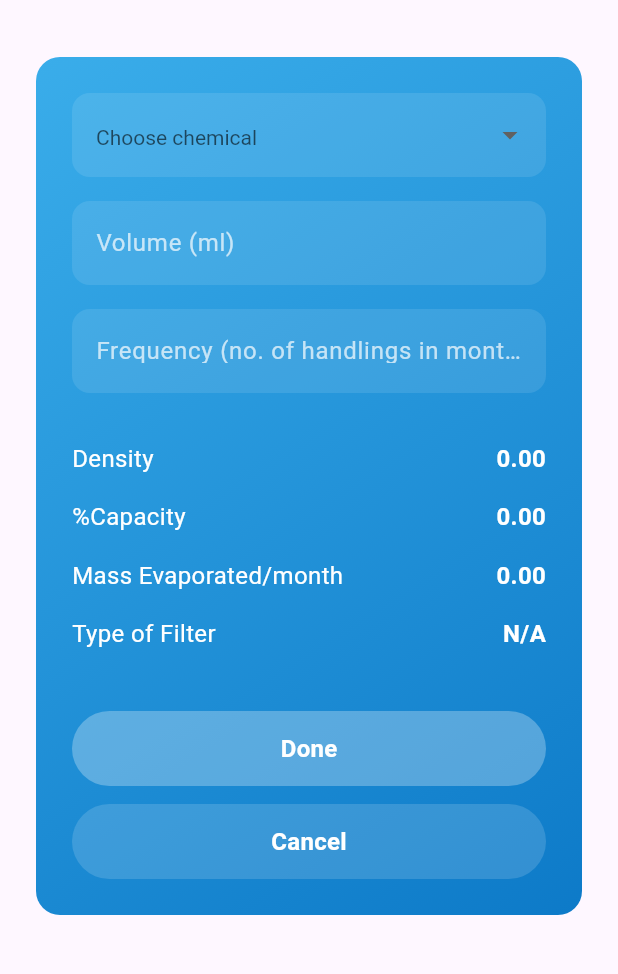
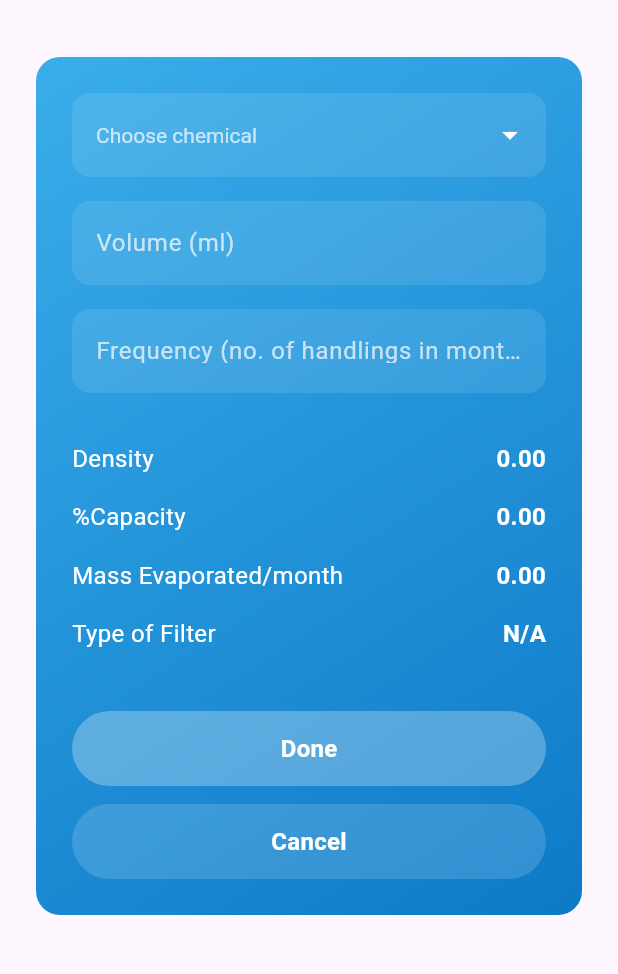
Before and after one commit to Esco-AI/filtracheck-app, a Flutter app: the AddChemicalScreen screen opened directly, on a phone screen of 412 x 824 dp, the part 63-1037 px from its top. Run offline on Flutter 3.47's test engine with Material 3 defaults, Android fonts, the phone set to English and light mode, and no system bars; our stand-ins replace csv, equatable, flutter_svg.

Commit message:
feat: adjust the Choose chemical dropdown UI

```diff
--- a/lib/calculator/screens/add_chemical_screen.dart
+++ b/lib/calculator/screens/add_chemical_screen.dart
@@ -106,6 +106,12 @@ class _AddChemicalScreenState extends State<AddChemicalScreen> {
                       : null,
                   validator: (value) =>
                       value == null ? 'Please choose a chemical' : null,
+                  hint: Text(
+                    chemicalsLoaded
+                        ? 'Choose chemical'
+                        : 'Loading chemicals...',
+                    style: TextStyle(color: Colors.white.withOpacity(0.7)),
+                  ),
                   isExpanded: true,
                   items: _chemicalService.chemicals
                       .map<DropdownMenuItem<Chemical>>(
@@ -115,13 +121,9 @@ class _AddChemicalScreenState extends State<AddChemicalScreen> {
                         ),
                       )
                       .toList(),
-                  decoration: _inputDecoration(
-                    chemicalsLoaded
-                        ? 'Choose chemical'
-                        : 'Loading chemicals...',
-                    isHint: true,
-                  ),
+                  decoration: _inputDecoration(""),
                   dropdownColor: const Color(0xFF0D7AC8),
+                  iconEnabledColor: Colors.white,
                   style: const TextStyle(color: Colors.white),
                 ),
                 const SizedBox(height: 16),
```
